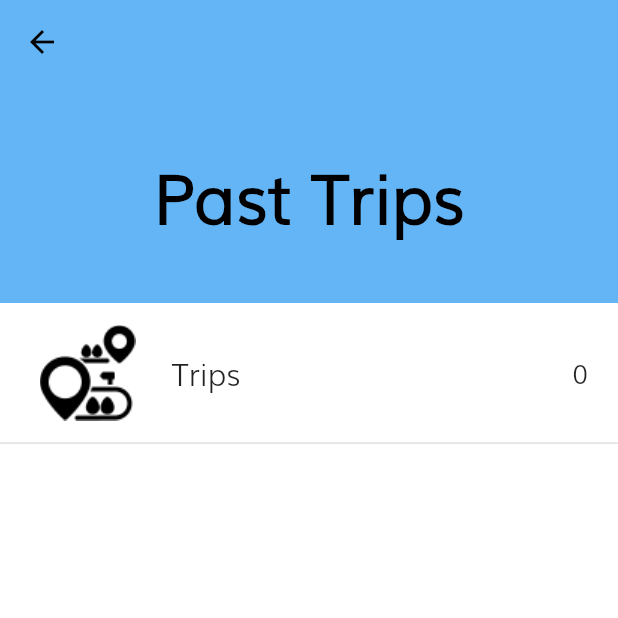
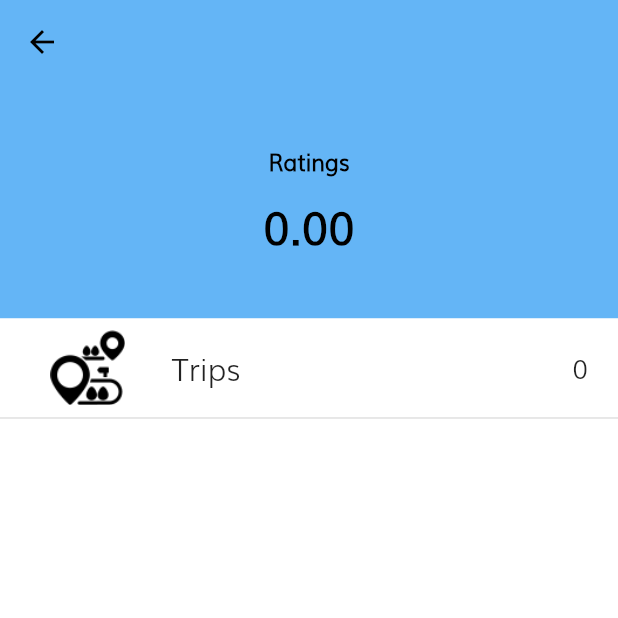
Before and after one commit to iiTzMontzz/ff_driver, a Flutter app: the TripHistory screen opened by its route, on a phone screen of 412 x 824 dp, the top half of it. Run offline on Flutter 3.47's test engine with Material 2 defaults, Android fonts, the phone set to English and light mode, and no system bars; our stand-ins replace assets_audio_player, auto_size_text, cloud_firestore, connectivity, firebase_auth, firebase_core and 8 more; missing offline and left inert: flutter_geofire, flutter_polyline_points, maps_toolkit; accounts and stored records are empty; statements that could not run were skipped.

Commit message:
Update Profile

```diff
--- a/lib/screens_folder/_pages/_history/history.dart
+++ b/lib/screens_folder/_pages/_history/history.dart
@@ -2,10 +2,25 @@ import 'package:ff_driver/screens_folder/_pages/_history/history_page.dart';
 import 'package:ff_driver/services_folder/_database/app_data.dart';
 import 'package:ff_driver/shared_folder/_buttons/divider.dart';
 import 'package:ff_driver/shared_folder/_constants/size_config.dart';
+import 'package:ff_driver/shared_folder/_global/global_var.dart';
+import 'package:firebase_database/firebase_database.dart';
 import 'package:flutter/material.dart';
 import 'package:provider/provider.dart';
 
-class TripHistory extends StatelessWidget {
+class TripHistory extends StatefulWidget {
+  @override
+  _TripHistoryState createState() => _TripHistoryState();
+}
+
+class _TripHistoryState extends State<TripHistory> {
+  DatabaseReference ratingsRef;
+
+  @override
+  void initState() {
+    super.initState();
+    getRatings();
+  }
+
   @override
   Widget build(BuildContext context) {
     return Scaffold(
@@ -27,11 +42,18 @@ class TripHistory extends StatelessWidget {
               padding: EdgeInsets.symmetric(vertical: 40),
               child: Column(
                 children: [
-                  Text('Past Trips',
+                  Text('Ratings',
                       style: TextStyle(
                           color: Colors.black,
                           fontFamily: 'Muli',
-                          fontSize: 45,
+                          fontSize: 15,
+                          fontWeight: FontWeight.w700)),
+                  SizedBox(height: getProportionateScreenHeight(10)),
+                  Text(ratings.toStringAsFixed(2),
+                      style: TextStyle(
+                          color: Colors.black,
+                          fontFamily: 'Muli',
+                          fontSize: 30,
                           fontWeight: FontWeight.w700)),
                 ],
               ),
@@ -47,9 +69,13 @@ class TripHistory extends StatelessWidget {
               padding: EdgeInsets.symmetric(horizontal: 20, vertical: 8),
               child: Row(
                 children: [
-                  Image.asset(
-                    'assets/images/destination.png',
+                  Container(
                     width: getProportionateScreenWidth(70),
+                    child: Image.asset(
+                      'assets/images/destination.png',
+                      width: 50,
+                      height: 50,
+                    ),
                   ),
                   SizedBox(
                     width: getProportionateScreenWidth(16),
@@ -77,5 +103,15 @@ class TripHistory extends StatelessWidget {
     );
   }
 
-  void getRatings() {}
+  void getRatings() {
+    ratingsRef = FirebaseDatabase.instance
+        .reference()
+        .child('drivers/${currentDriverinfo.id}/ratings');
+    ratingsRef.once().then((DataSnapshot snapshot) {
+      if (snapshot.value != null) {
+        ratings = double.parse(snapshot.value);
+        print(ratings);
+      }
+    });
+  }
 }
--- a/lib/screens_folder/_pages/_profile/profile_header.dart
+++ b/lib/screens_folder/_pages/_profile/profile_header.dart
@@ -16,7 +16,8 @@ class ProfileHeader extends StatelessWidget {
             style: TextStyle(
                 fontSize: getProportionateScreenHeight(40),
                 fontWeight: FontWeight.w700,
-                fontFamily: 'Muli'),
+                fontFamily: 'Muli',
+                color: Colors.black87),
           )
         ],
       ),
--- a/lib/shared_folder/_global/global_var.dart
+++ b/lib/shared_folder/_global/global_var.dart
@@ -12,6 +12,7 @@ Position currentPosition;
 DriverData currentDriverinfo;
 DatabaseReference tripRef;
 DatabaseReference tripRequestRef;
+double ratings = 0.0;
 StreamSubscription<Position> hometabPositionStream;
 StreamSubscription<Position> tripPositionStream;
 final assetsAudioPlayer = AssetsAudioPlayer();
```
Also changed, not shown: lib/screens_folder/_pages/_profile/profile.dart (+34 -0 lines), lib/screens_folder/_pages/_profile/profile_body.dart (+6 -3 lines), assets/icons/arrow_right.svg (added).
